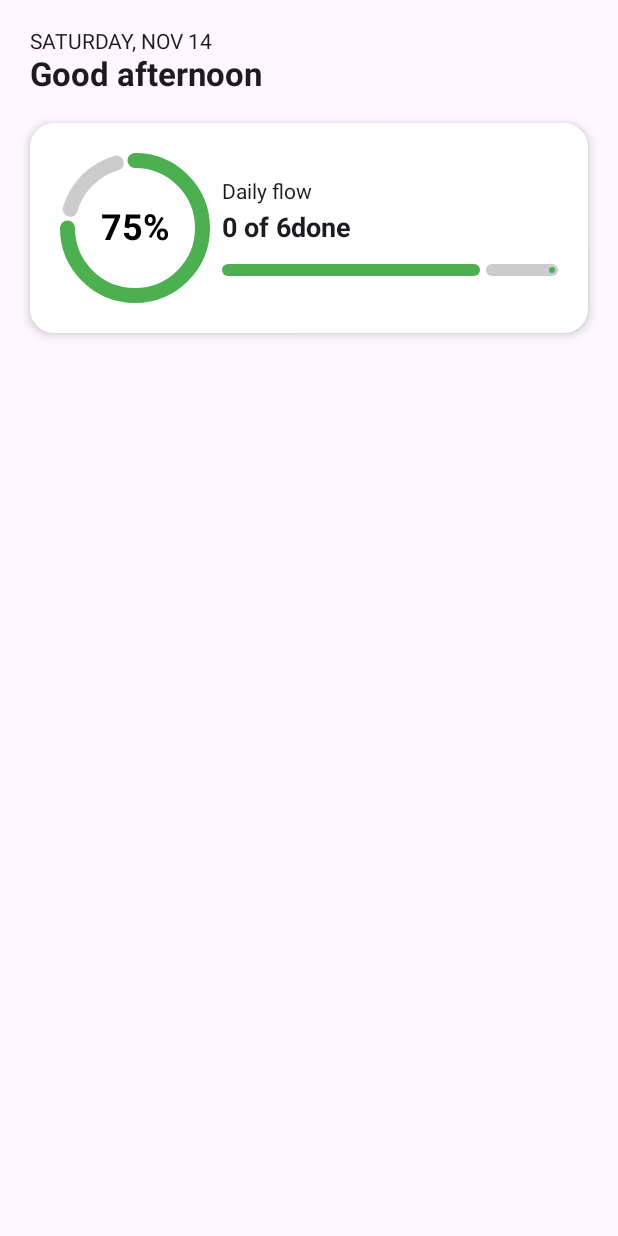
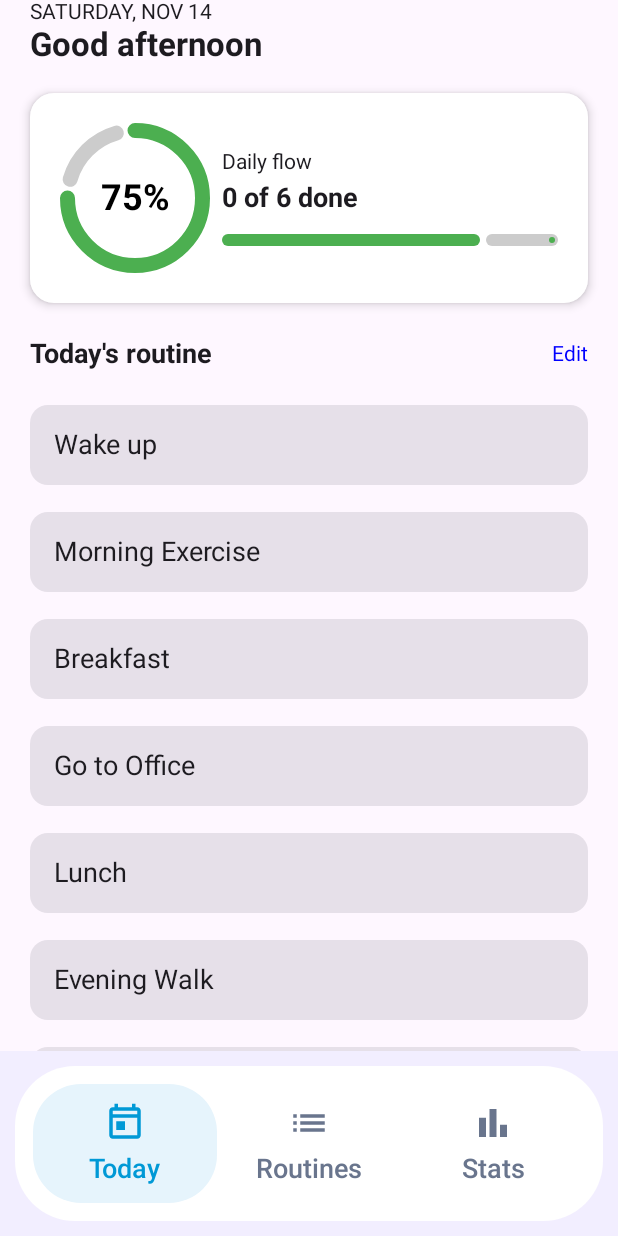
Before and after one commit to Jibinkp/Daily-Joy-Tracker, an Android app built with Jetpack Compose: the @Preview function PreviewTodayScreen, on a phone screen of 412 x 824 dp. Run offline under Robolectric (Android 15) with nearby library versions, the phone set to English and light mode, and no system bars.

Commit message:
Implemented BottomNavigationBar

```diff
--- a/app/build.gradle.kts
+++ b/app/build.gradle.kts
@@ -52,4 +52,6 @@ dependencies {
     androidTestImplementation(libs.androidx.junit)
     debugImplementation(libs.androidx.compose.ui.test.manifest)
     debugImplementation(libs.androidx.compose.ui.tooling)
+
+    implementation("androidx.compose.material:material-icons-extended")
 }
--- a/app/src/main/java/com/example/dailyjoytracker/MainActivity.kt
+++ b/app/src/main/java/com/example/dailyjoytracker/MainActivity.kt
@@ -11,6 +11,7 @@ import androidx.compose.material3.Text
 import androidx.compose.runtime.Composable
 import androidx.compose.ui.Modifier
 import androidx.compose.ui.tooling.preview.Preview
+import com.example.dailyjoytracker.ui.screens.TodayScreen
 import com.example.dailyjoytracker.ui.theme.DailyJoyTrackerTheme
 
 class MainActivity : ComponentActivity() {
@@ -19,12 +20,13 @@ class MainActivity : ComponentActivity() {
         enableEdgeToEdge()
         setContent {
             DailyJoyTrackerTheme {
-                Scaffold(modifier = Modifier.fillMaxSize()) { innerPadding ->
+                /*Scaffold(modifier = Modifier.fillMaxSize()) { innerPadding ->
                     Greeting(
                         name = "Android",
                         modifier = Modifier.padding(innerPadding)
                     )
-                }
+                }*/
+                TodayScreen()
             }
         }
     }
--- /dev/null
+++ b/app/src/main/java/com/example/dailyjoytracker/ui/nav/BottomNavigationBar.kt
@@ -0,0 +1,100 @@
+package com.example.dailyjoytracker.ui.nav
+
+import androidx.compose.foundation.clickable
+
+import androidx.compose.foundation.background
+import androidx.compose.foundation.layout.*
+import androidx.compose.foundation.shape.CircleShape
+import androidx.compose.foundation.shape.RoundedCornerShape
+import androidx.compose.material.icons.Icons
+import androidx.compose.material.icons.outlined.BarChart
+import androidx.compose.material.icons.outlined.List
+import androidx.compose.material.icons.outlined.Today
+import androidx.compose.material3.Icon
+import androidx.compose.material3.Text
+import androidx.compose.runtime.Composable
+import androidx.compose.ui.Alignment
+import androidx.compose.ui.Modifier
+import androidx.compose.ui.draw.clip
+import androidx.compose.ui.graphics.Color
+import androidx.compose.ui.graphics.vector.ImageVector
+import androidx.compose.ui.text.font.FontWeight
+import androidx.compose.ui.tooling.preview.Preview
+import androidx.compose.ui.unit.dp
+import androidx.compose.ui.unit.sp
+
+enum class BottomTab {
+    Today, Routines, Stats
+}
+
+@Preview
+@Composable
+fun PreviewBottomNavigationBar() {
+    BottomNavigationBar(
+        selectedTab = BottomTab.Today,
+        onTabSelected = { }
+    )
+}
+
+@Composable
+fun BottomNavigationBar(
+    selectedTab: BottomTab,
+    onTabSelected: (BottomTab) -> Unit
+) {
+    val tabs = listOf(
+        Triple(BottomTab.Today, "Today", Icons.Outlined.Today),
+        Triple(BottomTab.Routines, "Routines", Icons.Outlined.List),
+        Triple(BottomTab.Stats, "Stats", Icons.Outlined.BarChart)
+    )
+
+    Box(
+        modifier = Modifier
+            .fillMaxWidth()
+            .background(Color(0xFFF2EEFF))
+            .padding(horizontal = 10.dp, vertical = 10.dp)
+            .clip(RoundedCornerShape(40.dp))
+            .background(Color.White)
+            .padding(12.dp)
+    ) {
+        Row(
+            modifier = Modifier.fillMaxWidth(),
+            verticalAlignment = Alignment.CenterVertically
+        ) {
+            tabs.forEach { (tab, title, icon) ->
+
+                val isSelected = selectedTab == tab
+
+                Column(
+                    modifier = Modifier
+                        .weight(1f)
+                        .clip(RoundedCornerShape(32.dp))
+                        .background(
+                            if (isSelected) Color(0xFFE6F4FC)
+                            else Color.Transparent
+                        )
+                        .clickable { onTabSelected(tab) }
+                        .padding(vertical = 12.dp),
+                    horizontalAlignment = Alignment.CenterHorizontally,
+                    verticalArrangement = Arrangement.spacedBy(6.dp)
+                ) {
+                    Icon(
+                        imageVector = icon,
+                        contentDescription = title,
+                        tint = if (isSelected) Color(0xFF0099D6)
+                        else Color(0xFF69758D),
+                        modifier = Modifier.size(28.dp)
+                    )
+
+                    Text(
+                        text = title,
+                        fontSize = 18.sp,
+                        fontWeight = if (isSelected) FontWeight.SemiBold
+                        else FontWeight.Medium,
+                        color = if (isSelected) Color(0xFF0099D6)
+                        else Color(0xFF69758D)
+                    )
+                }
+            }
+        }
+    }
+}
--- a/app/src/main/java/com/example/dailyjoytracker/ui/screens/TodayScreen.kt
+++ b/app/src/main/java/com/example/dailyjoytracker/ui/screens/TodayScreen.kt
@@ -4,9 +4,12 @@ import androidx.compose.foundation.layout.Arrangement
 import androidx.compose.foundation.layout.Column
 import androidx.compose.foundation.layout.Row
 import androidx.compose.foundation.layout.Spacer
+import androidx.compose.foundation.layout.fillMaxSize
 import androidx.compose.foundation.layout.fillMaxWidth
 import androidx.compose.foundation.layout.height
 import androidx.compose.foundation.layout.padding
+import androidx.compose.foundation.lazy.LazyColumn
+import androidx.compose.foundation.lazy.items
 import androidx.compose.foundation.shape.RoundedCornerShape
 import androidx.compose.material3.Card
 import androidx.compose.material3.CardDefaults
@@ -14,6 +17,10 @@ import androidx.compose.material3.MaterialTheme
 import androidx.compose.material3.Scaffold
 import androidx.compose.material3.Text
 import androidx.compose.runtime.Composable
+import androidx.compose.runtime.getValue
+import androidx.compose.runtime.mutableStateOf
+import androidx.compose.runtime.remember
+import androidx.compose.runtime.setValue
 import androidx.compose.ui.Alignment
 import androidx.compose.ui.Modifier
 import androidx.compose.ui.graphics.Color
@@ -23,6 +30,8 @@ import androidx.compose.ui.unit.dp
 import androidx.compose.ui.unit.sp
 import com.example.dailyjoytracker.ui.components.CircularProgress
 import com.example.dailyjoytracker.ui.components.LinearProgress
+import com.example.dailyjoytracker.ui.nav.BottomNavigationBar
+import com.example.dailyjoytracker.ui.nav.BottomTab
 
 @Preview(showSystemUi = true)
 @Composable
@@ -33,18 +42,50 @@ fun PreviewTodayScreen() {
 @Composable
 fun TodayScreen() {
 
+    val routines = listOf(
+        "Wake up",
+        "Morning Exercise",
+        "Breakfast",
+        "Go to Office",
+        "Lunch",
+        "Evening Walk",
+        "Dinner",
+        "Sleep",
+        "Wake up",
+        "Morning Exercise",
+        "Breakfast",
+        "Go to Office",
+        "Lunch",
+        "Evening Walk",
+        "Dinner",
+        "Sleep"
+    )
+
+    var selectedTab by remember {
+        mutableStateOf(BottomTab.Today)
+    }
+
     Scaffold(
+        bottomBar = {
+            BottomNavigationBar(
+                selectedTab = selectedTab,
+                onTabSelected = { selectedTab = it }
+            )
+        }
+    ) { padding ->
 
-    ) { padding ->
-        Column(
-            modifier = Modifier.padding(padding)
-                .padding(20.dp),
+        LazyColumn(
+            modifier = Modifier
+                .fillMaxSize()
+                .padding(padding)
+                .padding(horizontal = 20.dp),
             verticalArrangement = Arrangement.spacedBy(18.dp)
         ) {
-            Column() {
-                Text(
-                    text = "SATURDAY, NOV 14"
-                )
+
+            // Header
+            item {
+                Column {
+                    Text(text = "SATURDAY, NOV 14")
 
                     Text(
                         text = "Good afternoon",
@@ -52,7 +93,10 @@ fun TodayScreen() {
                         fontWeight = FontWeight.Bold
                     )
                 }
+            }
 
+            // Progress Card
+            item {
                 Card(
                     modifier = Modifier.fillMaxWidth(),
                     shape = RoundedCornerShape(16.dp),
@@ -70,14 +114,11 @@ fun TodayScreen() {
                     ) {
                         CircularProgress()
 
-                    Column() {
+                        Column {
+                            Text(text = "Daily flow")
 
                             Text(
-                            text = "Daily flow"
-                        )
-
-                        Text(
-                            text = "0 of 6done",
+                                text = "0 of 6 done",
                                 style = MaterialTheme.typography.headlineSmall,
                                 fontSize = 18.sp,
                                 fontWeight = FontWeight.Bold
@@ -87,7 +128,43 @@ fun TodayScreen() {
 
                             LinearProgress()
                         }
+                    }
+                }
+            }
 
+            // Routine Header
+            item {
+                Row(
+                    modifier = Modifier.fillMaxWidth(),
+                    horizontalArrangement = Arrangement.SpaceBetween,
+                    verticalAlignment = Alignment.CenterVertically
+                ) {
+                    Text(
+                        text = "Today's routine",
+                        style = MaterialTheme.typography.headlineSmall,
+                        fontSize = 18.sp,
+                        fontWeight = FontWeight.Bold
+                    )
+
+                    Text(
+                        text = "Edit",
+                        color = Color.Blue
+                    )
+                }
+            }
+
+            // Routine List
+            items(routines) { routine ->
+
+                Card(
+                    modifier = Modifier.fillMaxWidth(),
+                    shape = RoundedCornerShape(12.dp)
+                ) {
+                    Text(
+                        text = routine,
+                        modifier = Modifier.padding(16.dp),
+                        fontSize = 18.sp
+                    )
                 }
             }
         }
```
Lines whose indentation alone changed are shown as unchanged.
